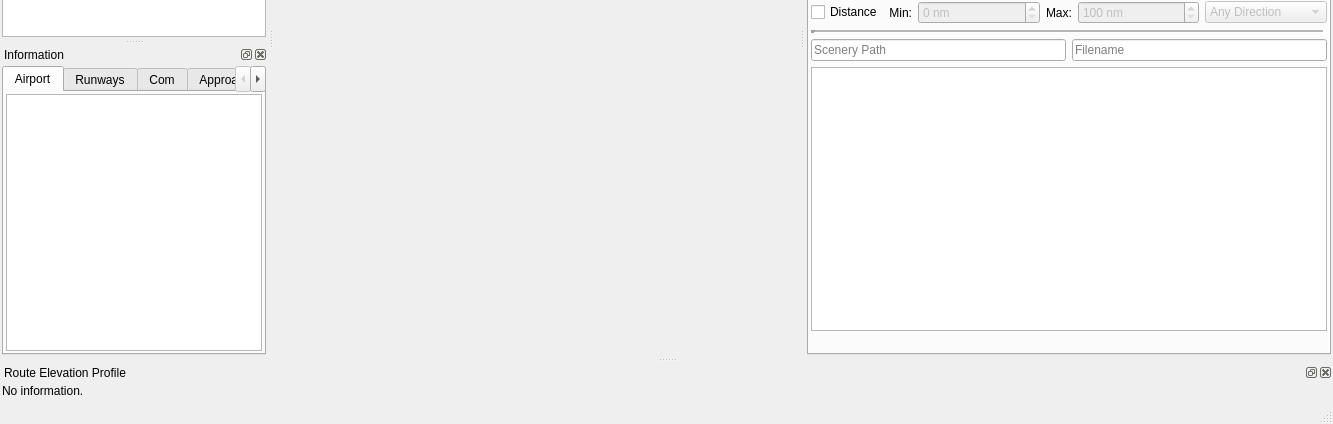
albar965/littlenavmap, file src/gui/mainwindow.ui: the form before one commit; both pictures show x 0 to 1333 and y 330 to 754 of the 1333 by 754 pixel window.
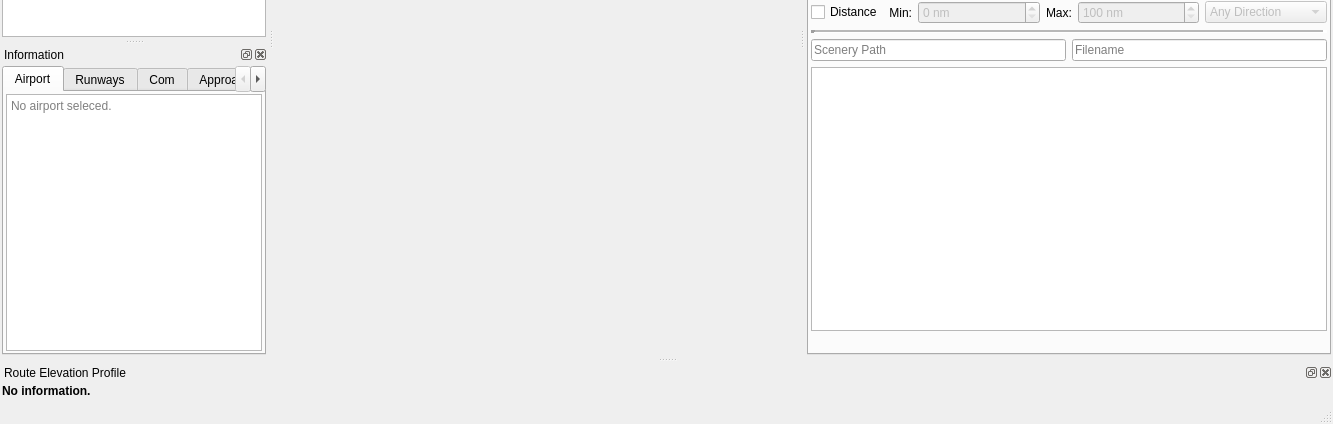
The form after the commit. Icons and pictures are not drawn.

Commit message: Added icons and placeholder texts for information area.

Patch:
```diff
--- a/src/gui/mainwindow.ui
+++ b/src/gui/mainwindow.ui
@@ -1704,6 +1704,9 @@
            <property name="readOnly">
             <bool>true</bool>
            </property>
+           <property name="placeholderText">
+            <string>No airport seleced.</string>
+           </property>
           </widget>
          </item>
         </layout>
@@ -1972,7 +1975,7 @@
      <item>
       <widget class="QLabel" name="labelElevationInfo">
        <property name="text">
-        <string>No information.</string>
+        <string>&lt;html&gt;&lt;head/&gt;&lt;body&gt;&lt;p&gt;&lt;span style=&quot; font-weight:600;&quot;&gt;No information.&lt;/span&gt;&lt;/p&gt;&lt;/body&gt;&lt;/html&gt;</string>
        </property>
       </widget>
      </item>
```
Left out of the diff: 14 changed lines with no effect on the pictures. The commit also changes 6 other files.
